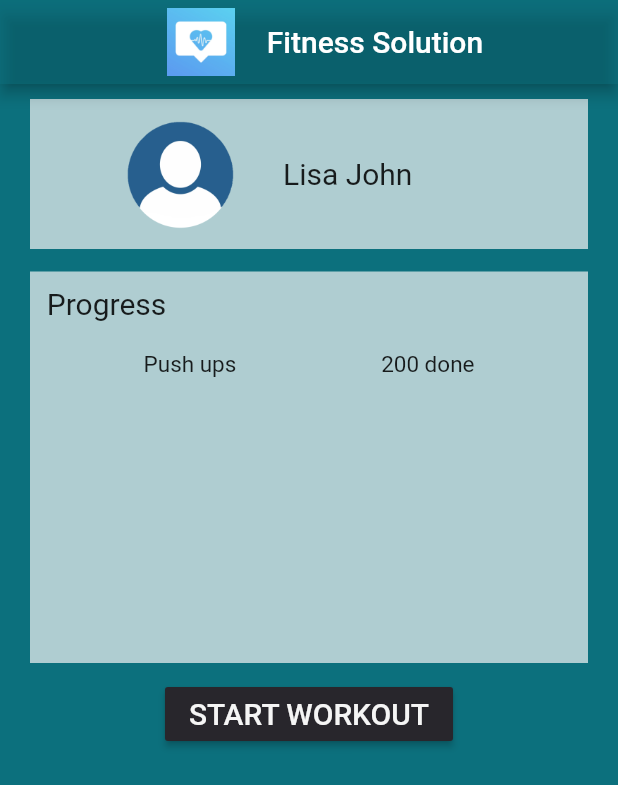
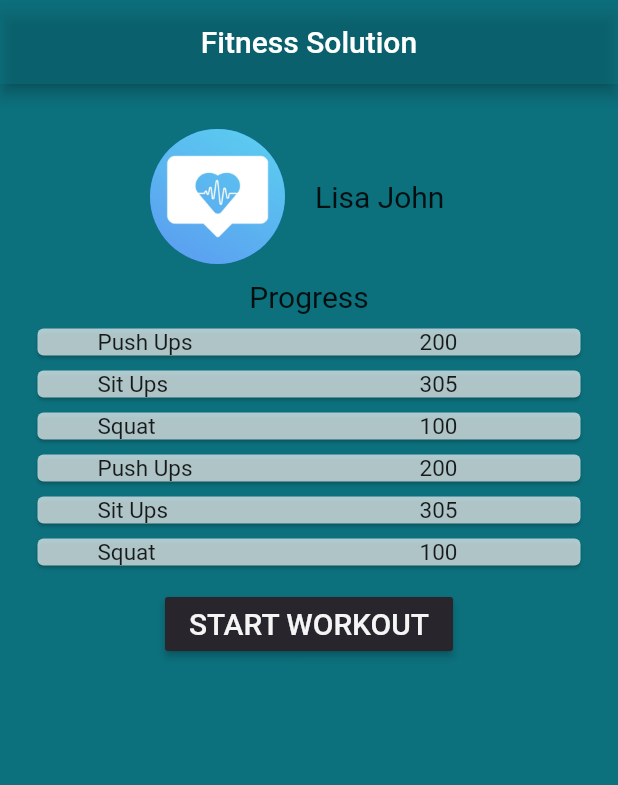
Before and after one commit to christina1024/FitnessSolution, a Flutter app: the screen it shows after launch, on a phone screen of 412 x 824 dp. Shown: the top 785 px of the screen. Run offline on Flutter 3.47's test engine with Material 2 defaults, Android fonts, the phone set to English and light mode, and no system bars.

Commit message:
work in progress

```diff
--- /dev/null
+++ b/lib/Home.dart
@@ -0,0 +1,119 @@
+import 'dart:ui';
+import 'package:flutter/cupertino.dart';
+import 'package:flutter/material.dart';
+import 'package:fitness_solution/useful_classes/progress.dart';
+import 'package:fitness_solution/Time_Selection.dart';
+class Home extends StatelessWidget {
+  @override
+  List<Progress> progress=[
+    Progress(type: 'Push Ups', count: '200'),
+    Progress(type: 'Sit Ups', count: '305'),
+    Progress(type: 'Squat', count: '100'),
+    Progress(type: 'Push Ups', count: '200'),
+    Progress(type: 'Sit Ups', count: '305'),
+    Progress(type: 'Squat', count: '100'),
+  ];
+  Widget progressTemplete(progress){
+    return Card(
+      color: Color.fromRGBO(245, 245, 245,0.7),
+      margin: EdgeInsets.fromLTRB(5.0, 5.0, 5.0, 5.0),
+      child: Row(
+        children: <Widget>[
+          SizedBox(width:40.0),
+          Expanded(
+            flex: 2,
+            child: Text(
+              progress.type,
+              style: TextStyle(
+                fontSize: 15.0,
+              ),
+            ),
+          ),
+          Expanded(
+            flex: 1,
+            child: Text(
+              progress.count,
+              //textAlign:TextAlign.right,
+              style: TextStyle(
+                fontSize: 15.0,
+              ),
+            ),
+          ),
+        ],
+      ),
+    );
+  }
+  Widget build(BuildContext context){
+    return Scaffold(
+      backgroundColor: Color.fromRGBO(	12, 112, 125,1),
+      appBar: AppBar(
+        backgroundColor: Color.fromRGBO(	12, 112, 125,0.5),
+        title: Row(
+          mainAxisAlignment: MainAxisAlignment.center,
+          children:[
+
+            Text('Fitness Solution', style: TextStyle(
+
+            ),),
+          ],
+        ),
+      ),
+      body: Column(
+        children: <Widget>[
+          SizedBox(height: 20.0,),
+          Container(
+            margin: EdgeInsets.fromLTRB(20.0, 10.0, 20.0, 10.0),
+            //color: Color.fromRGBO(245, 245, 245,0.7),
+            //padding: EdgeInsets.fromLTRB(50.0, 50.0, 50.0, 50.0),
+            child:Row(
+              mainAxisAlignment: MainAxisAlignment.start,
+              children: <Widget>[
+                SizedBox(width: 80.0,),
+                Center(
+                  child: CircleAvatar(
+                    backgroundImage: AssetImage('assets/icon.jpg'),
+                    radius: 45.0,
+                  ),
+                ),
+                Container(
+                  padding: EdgeInsets.fromLTRB(20.0, 10.0, 10.0, 10.0),
+                  child: Text('Lisa John', style: TextStyle(
+                    fontSize: 20.0,
+                  ),),
+                ),
+              ],
+            ),
+          ),
+          Text('Progress', textAlign:TextAlign.left,style: TextStyle(
+            fontSize: 20.0,
+          ),),
+
+          Container(
+              margin: EdgeInsets.fromLTRB(20.0, 5.0, 20.0, 10.0),
+              //color: Color.fromRGBO(245, 245, 245,0.7),
+              //padding: EdgeInsets.fromLTRB(0.0, 0.0, 10.0, 220.0),
+              child: Column(
+                children: progress.map((progress)=> progressTemplete(progress)).toList(),
+              )
+          ),
+          RaisedButton(
+            onPressed:(){
+              Navigator.pushNamed(context, '/time_selection');
+            },
+            child:Text('START WORKOUT', style: TextStyle(
+              fontSize: 20.0,
+              color: Color.fromRGBO(245, 245, 245,1),
+            ),),
+            color: Color.fromRGBO(40, 38, 44,1),
+
+          ),
+
+
+        ],
+      ),
+
+
+    );
+
+  }
+}
--- /dev/null
+++ b/lib/Time_Selection.dart
@@ -0,0 +1,14 @@
+import 'package:flutter/material.dart';
+class Time_Selection extends StatefulWidget {
+  @override
+  _Time_SelectionState createState() => _Time_SelectionState();
+}
+
+class _Time_SelectionState extends State<Time_Selection> {
+  @override
+  Widget build(BuildContext context) {
+    return Container(
+      color: Color.fromRGBO(	12, 112, 125,1),
+    );
+  }
+}
--- a/lib/main.dart
+++ b/lib/main.dart
@@ -1,94 +1,14 @@
 import 'package:flutter/cupertino.dart';
 import 'package:flutter/material.dart';
-
-void main() => runApp(MaterialApp(home: MyApp(),));
-
-class MyApp extends StatelessWidget {
-  @override
-  Widget build(BuildContext){
-    return Scaffold(
-      backgroundColor: Color.fromRGBO(	12, 112, 125,1),
-      appBar: AppBar(
-        backgroundColor: Color.fromRGBO(	12, 112, 125,0.5),
-        title: Row(
-          mainAxisAlignment: MainAxisAlignment.center,
-          children:[
-            FlatButton(
-              onPressed:(){},
-              child: Container(
-                  padding: EdgeInsets.fromLTRB(0.0, 10.0, 0.0, 10.0),
-                  child: Image.asset('assets/icon.jpg', height: 45,)
-              ),
-            ),
-            Text('Fitness Solution', style: TextStyle(
-
-            ),),
-          ],
-        ),
-      ),
-       body: Column(
-
-        children: <Widget>[
-          Container(
-            margin: EdgeInsets.fromLTRB(20.0, 10.0, 20.0, 10.0),
-            color: Color.fromRGBO(245, 245, 245,0.7),
-            //padding: EdgeInsets.fromLTRB(50.0, 50.0, 50.0, 50.0),
-            child:Row(
-              mainAxisAlignment: MainAxisAlignment.start,
-              children: <Widget>[
-               Container(
-                  padding: EdgeInsets.fromLTRB(50.0, 10.0, 0.0, 10.0),
-                   child: Image.asset('assets/profile.png', height: 80),
-                ),
-                Container(
-                  padding: EdgeInsets.fromLTRB(20.0, 10.0, 10.0, 10.0),
-                  child: Text('Lisa John', style: TextStyle(
-                  fontSize: 20.0,
-                  ),),
-                ),
-             ],
-            ),
-          ),
-
-          Container(
-              margin: EdgeInsets.fromLTRB(20.0, 5.0, 20.0, 10.0),
-              color: Color.fromRGBO(245, 245, 245,0.7),
-              //padding: EdgeInsets.fromLTRB(0.0, 10.0, 300.0, 120.0),
-            child: Column(
-              children: <Widget>[
-                Container(
-                  padding: EdgeInsets.fromLTRB(0.0, 10.0, 270.0, 20.0),
-                  child: Text('Progress',
-                  style: TextStyle(
-                    fontSize: 20.0,
-                  ),),
-                ),
-                Container(
-                  child:Text('Push ups                          200 done', style: TextStyle(fontSize: 15.0,),),
-                ),
-                Container(
-                  padding: EdgeInsets.fromLTRB(0.0, 100.0, 350.0, 90.0),
-                ),
-
-              ],
-            )
-          ),
-          RaisedButton(
-            onPressed:(){},
-            child:Text('START WORKOUT', style: TextStyle(
-              fontSize: 20.0,
-              color: Color.fromRGBO(245, 245, 245,1),
-            ),),
-            color: Color.fromRGBO(40, 38, 44,1),
-
-          ),
+import 'package:fitness_solution/Home.dart';
+import 'package:fitness_solution/Time_Selection.dart';
 
 
-        ],
-      ),
-
-
-    );
-
-  }
-}
+void main() => runApp(MaterialApp(
+  //home: NaveBar(),
+  initialRoute: '/home',
+  routes: {
+    '/home':(context) => Home(),
+    '/time_selection':(context)=> Time_Selection(),
+  },
+));
--- /dev/null
+++ b/lib/useful_classes/progress.dart
@@ -0,0 +1,5 @@
+class Progress{
+  String type;
+  String count;
+  Progress({this.type, this.count});
+}
```
Also changed, not shown: 1 other file.
